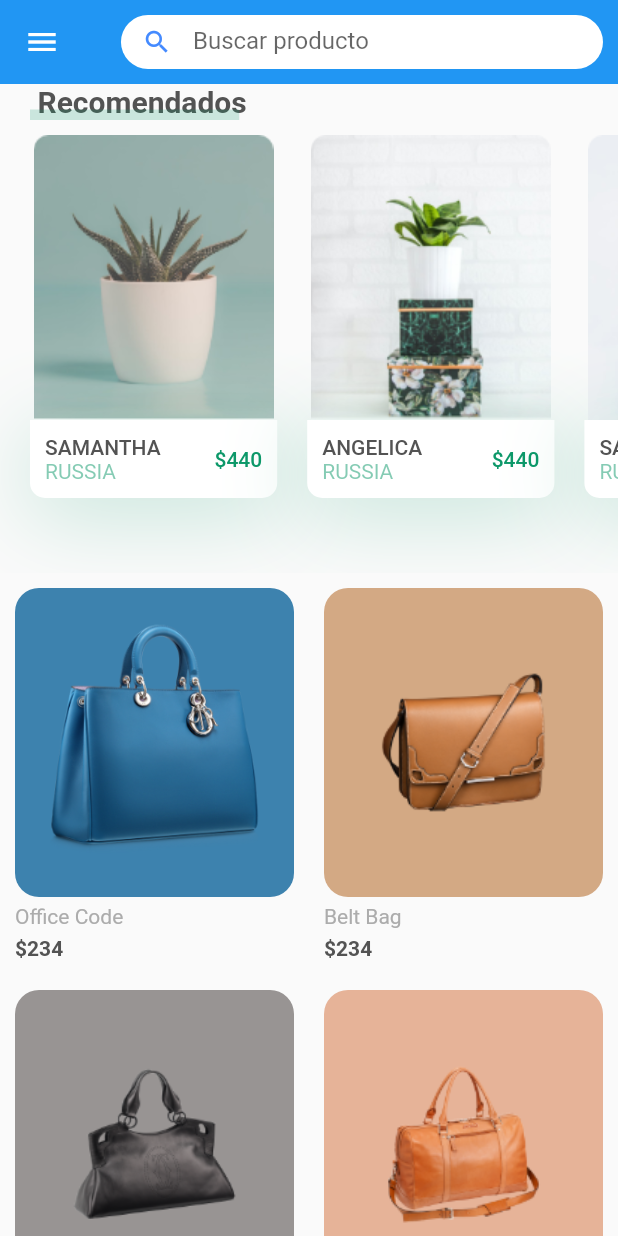
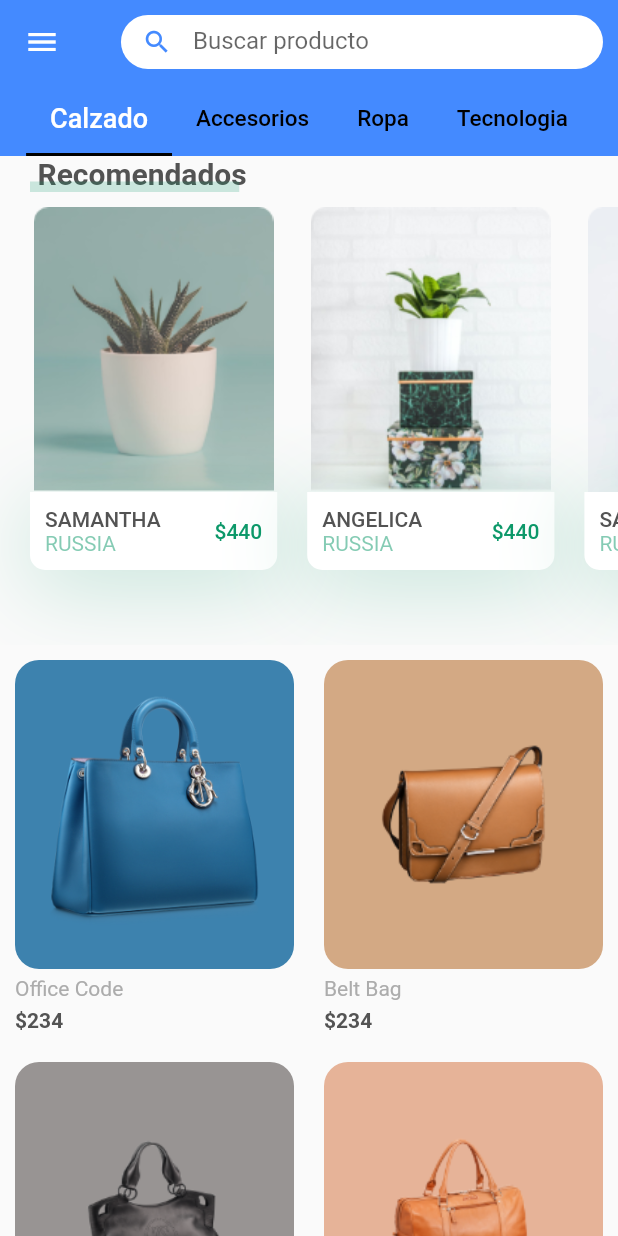
Before and after one commit to raulhenaor/vendegana, a Flutter app: the screen it shows after launch, on a phone screen of 412 x 824 dp. Run offline on Flutter 3.47's test engine with Material 2 defaults, Android fonts, the phone set to English and light mode, and no system bars; our stand-ins replace flutter_svg.

Commit message:
Añadito botom tabbar
Actualizacion con tabbar, de forma temporal

```diff
--- a/lib/screens/home/components/categorries.dart
+++ b/lib/screens/home/components/categorries.dart
@@ -10,7 +10,7 @@ class Categories extends StatefulWidget {
 }
 
 class _CategoriesState extends State<Categories> {
-  List<String> categories = ["Hand bag", "Jewellery", "Footwear", "Dresses"];
+  List<String> categories = ["Tecnologia", "Calzado", "Ropa", "Accesorios"];
   // By default our first item will be selected
   int selectedIndex = 0;
   @override
--- a/lib/screens/home2/components/body.dart
+++ b/lib/screens/home2/components/body.dart
@@ -1,4 +1,5 @@
 import 'package:flutter/material.dart';
+import 'package:vendegana/screens/home/components/categorries.dart';
 
 import '../../../constants.dart';
 import '../../../models/Product.dart';
@@ -18,6 +19,7 @@ class Body extends StatelessWidget {
       child: Column(
         crossAxisAlignment: CrossAxisAlignment.start,
         children: <Widget>[
+          /* Categories(), */
           // HeaderWithSearchBox(size: size),
           TitleWithMoreBtn(title: "Recomendados", press: () {}),
           RecomendsPlants(),
--- a/lib/screens/home2/home_screen.dart
+++ b/lib/screens/home2/home_screen.dart
@@ -1,19 +1,30 @@
 import 'package:flutter/material.dart';
-import 'package:flutter_svg/svg.dart';
+
 
 import 'components/body.dart';
 
-FocusNode myFocusNode = new FocusNode();
+
 
 class HomeScreen extends StatefulWidget {
   @override
   _HomeScreenState createState() => _HomeScreenState();
 }
 
-class _HomeScreenState extends State<HomeScreen> {
+class _HomeScreenState extends State<HomeScreen> with TickerProviderStateMixin {
+
+TabController _tabController;
+
+  @override
+  void initState() {
+    super.initState();
+    _tabController = TabController(vsync: this, length: 4);
+  }
+
+
+
   @override
   bool isSearching = false;
-
+  Color primaryColor = Colors.blueAccent;
   Widget build(BuildContext context) {
     Size size = MediaQuery.of(context).size;
     print('$size');
@@ -29,7 +40,7 @@ class _HomeScreenState extends State<HomeScreen> {
   AppBar buildAppBar() {
     return AppBar(
       elevation: 0,
-      backgroundColor: Colors.blue,
+      backgroundColor: primaryColor,
       actions: <Widget>[
         isSearching == false
             ?
@@ -49,7 +60,7 @@ class _HomeScreenState extends State<HomeScreen> {
                         isSearching = true;
                       });
                     },
-                    focusNode: myFocusNode,
+
                     decoration: InputDecoration(
                       border: InputBorder.none,
                       hintText: 'Buscar producto',
@@ -82,7 +93,7 @@ class _HomeScreenState extends State<HomeScreen> {
                       color: Colors.white,
                       borderRadius: BorderRadius.circular(50)),
                   child: TextFormField(
-                    focusNode: myFocusNode,
+
                     decoration: InputDecoration(
                       border: InputBorder.none,
                       hintText: 'Escribe el producto',
@@ -108,6 +119,24 @@ class _HomeScreenState extends State<HomeScreen> {
                   ),
                 ))
       ],
+      bottom: TabBar(
+        controller: TabController(length: 4, vsync: this ),
+        isScrollable: true,
+        indicatorColor: Colors.black,
+        indicatorWeight: 2.0,
+
+        unselectedLabelStyle:TextStyle(color: Colors.black, fontSize: 15),
+        labelStyle: TextStyle(color: Colors.white, fontSize: 18),
+        onTap: (index){
+
+        },
+      tabs: <Widget>[
+        Tab(child: Container(child: Text('Calzado'))),
+        Tab(child: Container(child: Text('Accesorios'))),
+        Tab(child: Container(child: Text('Ropa'))),
+        Tab(child: Container(child: Text('Tecnologia')))
+      ],
+      ),
     );
 
     /* actions: <Widget>[
```
